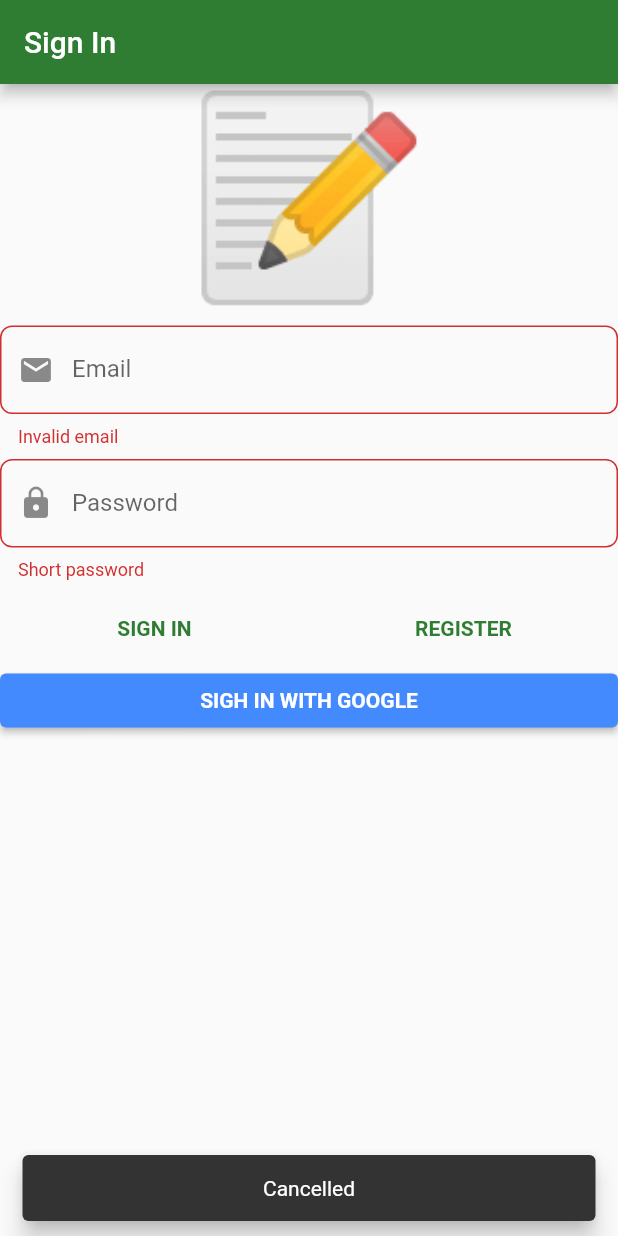
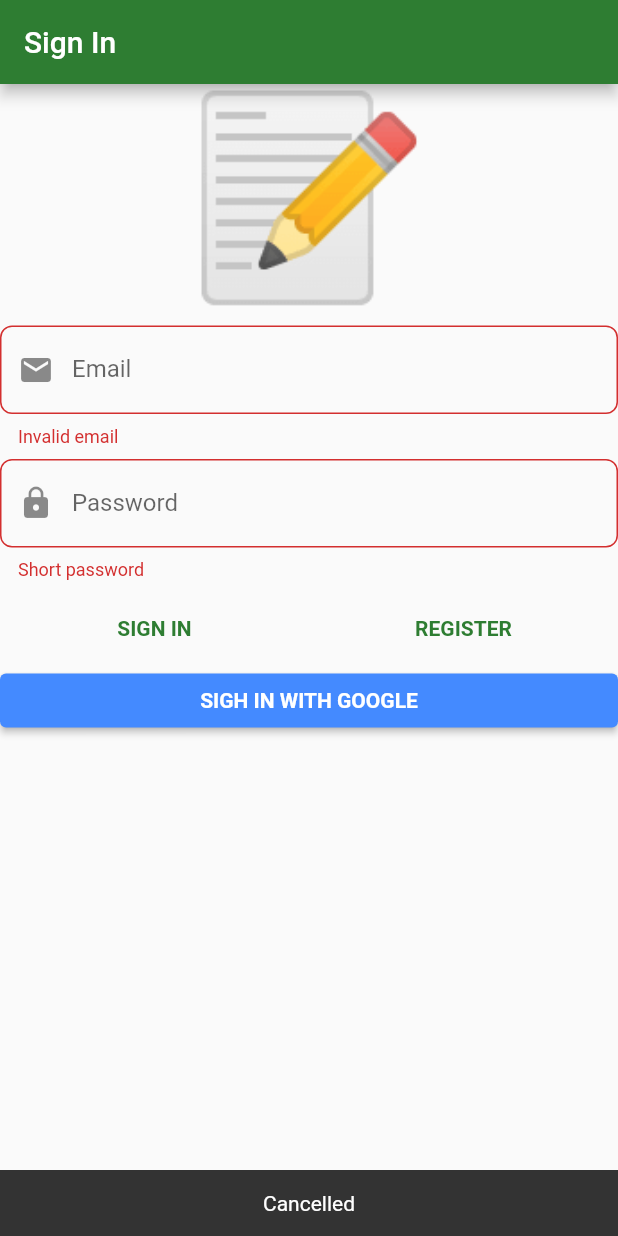
Before and after one commit to martynov-alex/notes-firebase-ddd-course-flutter, a Flutter app: the screen it shows after launch, after a tap on "SIGN IN", after a tap on "SIGH IN WITH GOOGLE", on a phone screen of 412 x 824 dp. Run offline on Flutter 3.47's test engine with Material 2 defaults, Android fonts, the phone set to English and light mode, and no system bars; our stand-ins replace auto_route, bloc, cloud_firestore, dartz, firebase_auth, firebase_core and 5 more; accounts and stored records are empty.

```diff
--- /dev/null
+++ b/lib/application/auth/auth_bloc.dart
@@ -0,0 +1,40 @@
+import 'package:bloc/bloc.dart';
+import 'package:freezed_annotation/freezed_annotation.dart';
+import 'package:injectable/injectable.dart';
+import 'package:notes_firebase_ddd_course/domain/auth/i_auth_facade.dart';
+
+part 'auth_event.dart';
+part 'auth_state.dart';
+
+part 'auth_bloc.freezed.dart';
+
+@injectable
+class AuthBloc extends Bloc<AuthEvent, AuthState> {
+  final IAuthFacade _authFacade;
+
+  AuthBloc(this._authFacade) : super(const AuthState.initial()) {
+    on<AuthCheckRequested>(_performAuthCheckRequested);
+    on<SignedOut>(_performSignedOut);
+  }
+
+  Future<void> _performAuthCheckRequested(
+    AuthCheckRequested event,
+    Emitter<AuthState> emit,
+  ) async {
+    final userOption = await _authFacade.getSignedInUser();
+    emit(
+      userOption.fold(
+        () => const AuthState.unauthenticated(),
+        (_) => const AuthState.authenticated(),
+      ),
+    );
+  }
+
+  void _performSignedOut(
+    SignedOut event,
+    Emitter<AuthState> emit,
+  ) async {
+    await _authFacade.signOut();
+    emit(const AuthState.unauthenticated());
+  }
+}
--- /dev/null
+++ b/lib/application/auth/auth_event.dart
@@ -0,0 +1,7 @@
+part of 'auth_bloc.dart';
+
+@freezed
+class AuthEvent with _$AuthEvent {
+  const factory AuthEvent.authCheckRequested() = AuthCheckRequested;
+  const factory AuthEvent.signedOut() = SignedOut;
+}
--- /dev/null
+++ b/lib/application/auth/auth_state.dart
@@ -0,0 +1,8 @@
+part of 'auth_bloc.dart';
+
+@freezed
+class AuthState with _$AuthState {
+  const factory AuthState.initial() = Initial;
+  const factory AuthState.authenticated() = Authenticated;
+  const factory AuthState.unauthenticated() = Unauthenticated;
+}
--- a/lib/application/auth/sign_in_form/sign_in_form_bloc.dart
+++ b/lib/application/auth/sign_in_form/sign_in_form_bloc.dart
@@ -8,8 +8,9 @@ import 'package:notes_firebase_ddd_course/domain/auth/i_auth_facade.dart';
 import 'package:notes_firebase_ddd_course/domain/auth/value_objects.dart';
 
 part 'sign_in_form_event.dart';
+part 'sign_in_form_state.dart';
+
 part 'sign_in_form_bloc.freezed.dart';
-part 'sign_in_form_state.dart';
 
 @injectable
 class SignInFormBloc extends Bloc<SignInFormEvent, SignInFormState> {
--- a/lib/main.dart
+++ b/lib/main.dart
@@ -8,5 +8,5 @@ void main() async {
   WidgetsFlutterBinding.ensureInitialized();
   await Firebase.initializeApp();
   configureInjection(Environment.prod);
-  runApp(const AppWidget());
+  runApp(AppWidget());
 }
--- a/lib/presentation/core/app_widget.dart
+++ b/lib/presentation/core/app_widget.dart
@@ -1,14 +1,24 @@
 import 'package:flutter/material.dart';
-import 'package:notes_firebase_ddd_course/presentation/sign_in/sign_in_page.dart';
+import 'package:flutter_bloc/flutter_bloc.dart';
+import 'package:notes_firebase_ddd_course/application/auth/auth_bloc.dart';
+import 'package:notes_firebase_ddd_course/injection.dart';
+import 'package:notes_firebase_ddd_course/presentation/routes/routes.gr.dart';
 
 class AppWidget extends StatelessWidget {
-  const AppWidget({Key? key}) : super(key: key);
+  final _appRouter = AppRouter();
+
+  AppWidget({Key? key}) : super(key: key);
 
   @override
   Widget build(BuildContext context) {
-    return MaterialApp(
+    return MultiBlocProvider(
+      providers: [
+        BlocProvider(
+          create: (context) => getIt<AuthBloc>()..add(const AuthEvent.authCheckRequested()),
+        ),
+      ],
+      child: MaterialApp.router(
         title: 'Notes',
-      home: const SignInPage(),
         debugShowCheckedModeBanner: false,
         theme: ThemeData.light().copyWith(
           colorScheme: ColorScheme.fromSwatch().copyWith(
@@ -19,6 +29,9 @@ class AppWidget extends StatelessWidget {
             border: OutlineInputBorder(borderRadius: BorderRadius.circular(8)),
           ),
         ),
+        routerDelegate: _appRouter.delegate(),
+        routeInformationParser: _appRouter.defaultRouteParser(),
+      ),
     );
   }
 }
--- a/lib/presentation/sign_in/widgets/sign_in_form.dart
+++ b/lib/presentation/sign_in/widgets/sign_in_form.dart
@@ -24,7 +24,7 @@ class SignInForm extends StatelessWidget {
                     ),
                     textAlign: TextAlign.center,
                   ),
-                  behavior: SnackBarBehavior.floating,
+                  behavior: SnackBarBehavior.fixed,
                 ),
               );
             },
--- /dev/null
+++ b/lib/presentation/splash/splash_page.dart
@@ -0,0 +1,31 @@
+import 'package:auto_route/auto_route.dart';
+import 'package:flutter/material.dart';
+import 'package:flutter_bloc/flutter_bloc.dart';
+import 'package:notes_firebase_ddd_course/application/auth/auth_bloc.dart';
+import 'package:notes_firebase_ddd_course/presentation/routes/routes.gr.dart';
+
+class SplashPage extends StatelessWidget {
+  const SplashPage({Key? key}) : super(key: key);
+
+  @override
+  Widget build(BuildContext context) {
+    return BlocListener<AuthBloc, AuthState>(
+      listener: (context, state) {
+        state.map(
+          initial: (_) {},
+          unauthenticated: (_) {
+            context.router.replace(const SignInPageRoute());
+          },
+          authenticated: (_) {
+            debugPrint("I'm authenticated");
+          },
+        );
+      },
+      child: const Scaffold(
+        body: Center(
+          child: CircularProgressIndicator(),
+        ),
+      ),
+    );
+  }
+}
--- a/pubspec.yaml
+++ b/pubspec.yaml
@@ -9,8 +9,9 @@ environment:
   sdk: ">=2.17.1 <3.0.0"
 
 dependencies:
+  auto_route: ^4.2.0
+  cloud_firestore: ^3.1.18
   cupertino_icons: ^1.0.5
-  cloud_firestore: ^3.1.18
   dartz: ^0.10.1
   firebase_auth: ^3.3.20
   firebase_core: ^1.18.0
@@ -27,6 +28,7 @@ dependencies:
   uuid: ^3.0.6
 
 dev_dependencies:
+  auto_route_generator: ^4.2.0
   build_runner: ^2.1.11
   flutter_lints: ^1.0.4
   flutter_test:
```
Also changed, not shown: lib/presentation/routes/routes.dart (added, +11 -0 lines), lib/application/auth/auth_bloc.freezed.dart (added), lib/injection.config.dart, lib/presentation/routes/routes.gr.dart (added), pubspec.lock. Lines whose indentation alone changed are shown as unchanged.
